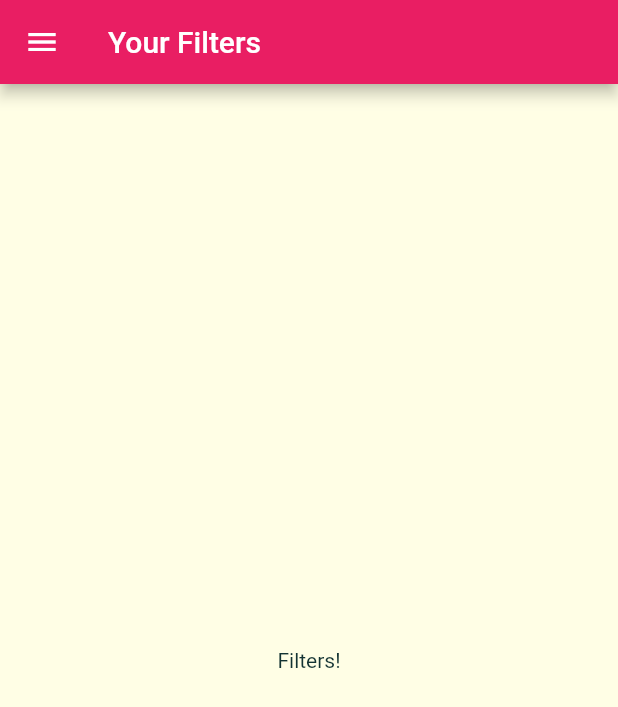
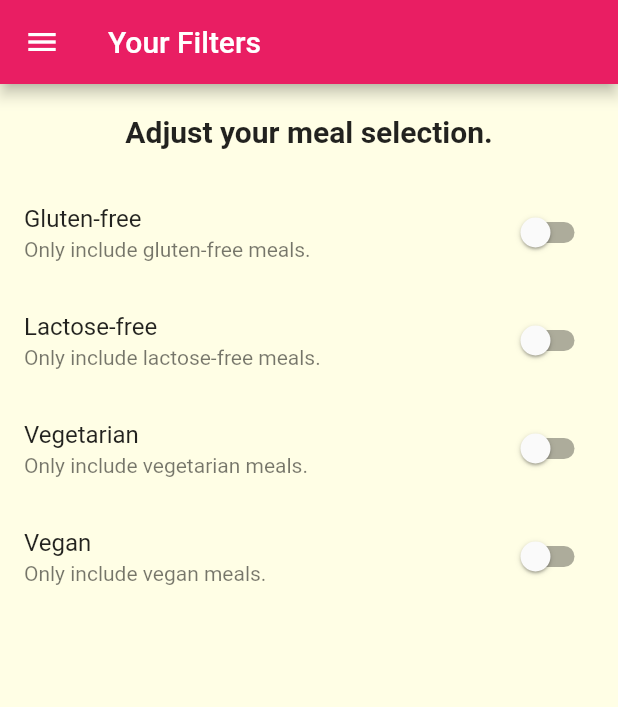
Before and after one commit to ainvention/meals_app, a Flutter app: the FiltersScreen screen opened by its route, on a phone screen of 412 x 824 dp. Shown: the top 707 px of the screen. Run offline on Flutter 3.47's test engine with Material 2 defaults, Android fonts, the phone set to English and light mode, and no system bars; Roboto replaces fonts that are missing (Raleway, RobotoCondensed).

Commit message:
filter switches added

```diff
--- a/lib/screens/filters_screen.dart
+++ b/lib/screens/filters_screen.dart
@@ -1,8 +1,34 @@
 import 'package:flutter/material.dart';
 import 'package:meals_app/widgets/main_drawer.dart';
 
-class FiltersScreen extends StatelessWidget {
+class FiltersScreen extends StatefulWidget {
   static const routeName = '/filters';
+
+  @override
+  _FiltersScreenState createState() => _FiltersScreenState();
+}
+
+class _FiltersScreenState extends State<FiltersScreen> {
+  var _glutenFree = false;
+  var _vegetarian = false;
+  var _vegan = false;
+  var _lactoseFree = false;
+
+  Widget _buildSwitchListTile(
+    String title,
+    String description,
+    bool currentValue,
+    Function updateValue,
+  ) {
+    return SwitchListTile(
+      title: Text(title),
+      value: currentValue,
+      subtitle: Text(
+        description,
+      ),
+      onChanged: updateValue,
+    );
+  }
 
   @override
   Widget build(BuildContext context) {
@@ -11,9 +37,56 @@ class FiltersScreen extends StatelessWidget {
           title: Text('Your Filters'),
         ),
         drawer: MainDrawer(),
-      body: Center(
-        child: Text('Filters!'),
+        body: Column(
+          children: [
+            Container(
+              padding: EdgeInsets.all(20),
+              child: Text(
+                'Adjust your meal selection.',
+                style: Theme.of(context).textTheme.headline6,
               ),
+            ),
+            Expanded(
+                child: ListView(
+              children: [
+                _buildSwitchListTile('Gluten-free',
+                    'Only include gluten-free meals.', _glutenFree, (newValue) {
+                  setState(
+                    () {
+                      _glutenFree = newValue;
+                    },
                   );
+                }),
+                _buildSwitchListTile(
+                    'Lactose-free',
+                    'Only include lactose-free meals.',
+                    _lactoseFree, (newValue) {
+                  setState(
+                    () {
+                      _lactoseFree = newValue;
+                    },
+                  );
+                }),
+                _buildSwitchListTile(
+                    'Vegetarian', 'Only include vegetarian meals.', _vegetarian,
+                    (newValue) {
+                  setState(
+                    () {
+                      _vegetarian = newValue;
+                    },
+                  );
+                }),
+                _buildSwitchListTile(
+                    'Vegan', 'Only include vegan meals.', _vegan, (newValue) {
+                  setState(
+                    () {
+                      _vegan = newValue;
+                    },
+                  );
+                }),
+              ],
+            )),
+          ],
+        ));
   }
 }
```
Lines whose indentation alone changed are shown as unchanged.
